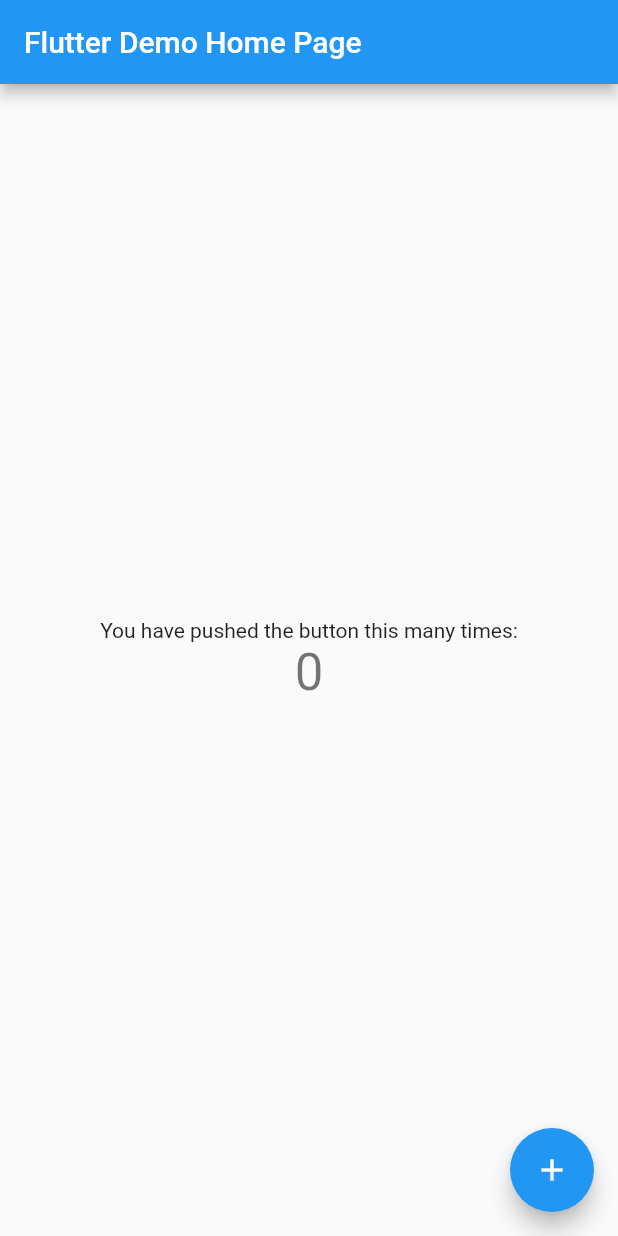
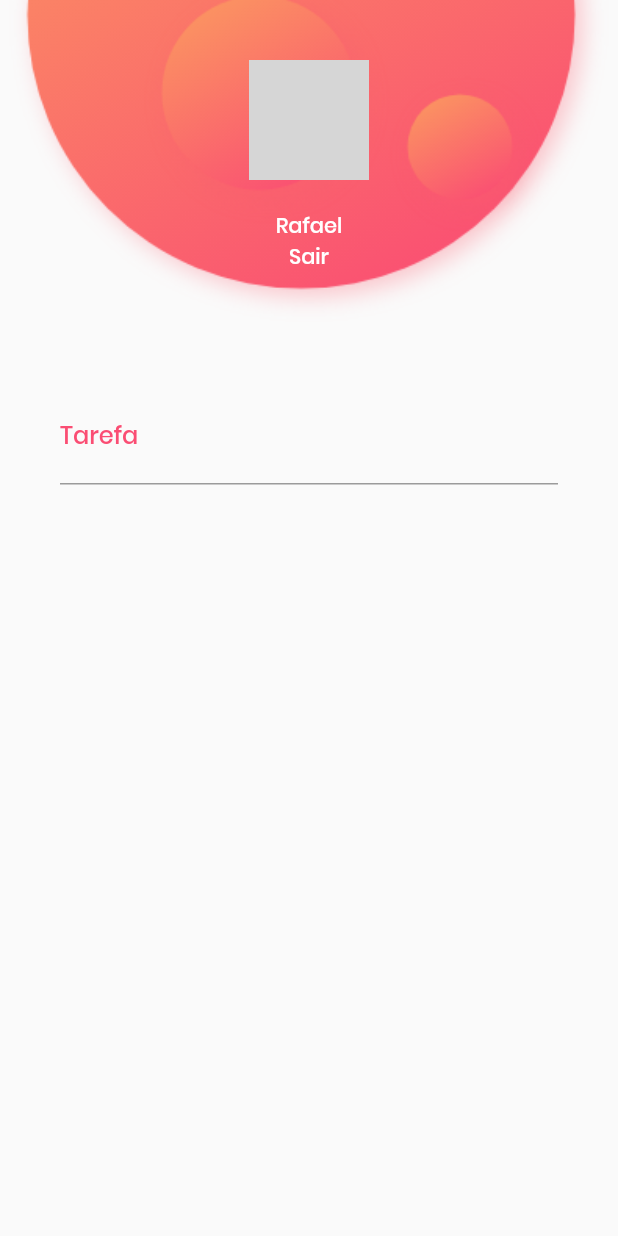
Before and after one commit to emiliosds/7198, a Flutter app: the screen it shows after launch, on a phone screen of 412 x 824 dp. Run offline on Flutter 3.47's test engine with Material 2 defaults, Android fonts, the phone set to English and light mode, and no system bars; network calls fail; grey boxes are pictures that could not be loaded.

Commit message:
Implementação das views login, home e create todo

```diff
--- /dev/null
+++ b/lib/components/avatar.widget.dart
@@ -0,0 +1,31 @@
+import 'package:flutter/material.dart';
+
+class TDAvatar extends StatelessWidget {
+  final String path;
+  final double width;
+
+  TDAvatar({
+    @required this.path,
+    @required this.width,
+  });
+
+  @override
+  Widget build(BuildContext context) {
+    return Container(
+      width: width,
+      height: width,
+      padding: EdgeInsets.all(20),
+      decoration: BoxDecoration(
+        borderRadius: BorderRadius.circular(width),
+        image: DecorationImage(
+          image: NetworkImage(path),
+        ),
+        color: Colors.black.withOpacity(0.2),
+        border: Border.all(
+          width: 5,
+          color: Colors.white.withOpacity(0.5),
+        ),
+      ),
+    );
+  }
+}
--- a/lib/main.dart
+++ b/lib/main.dart
@@ -1,117 +1,18 @@
 import 'package:flutter/material.dart';
+import 'package:todos/themes/app.theme.dart';
+import 'package:todos/views/create-todo.view.dart';
 
-void main() {
-  runApp(MyApp());
-}
+void main() => runApp(MyApp());
 
 class MyApp extends StatelessWidget {
   // This widget is the root of your application.
   @override
   Widget build(BuildContext context) {
     return MaterialApp(
-      title: 'Flutter Demo',
-      theme: ThemeData(
-        // This is the theme of your application.
-        //
-        // Try running your application with "flutter run". You'll see the
-        // application has a blue toolbar. Then, without quitting the app, try
-        // changing the primarySwatch below to Colors.green and then invoke
-        // "hot reload" (press "r" in the console where you ran "flutter run",
-        // or simply save your changes to "hot reload" in a Flutter IDE).
-        // Notice that the counter didn't reset back to zero; the application
-        // is not restarted.
-        primarySwatch: Colors.blue,
-        // This makes the visual density adapt to the platform that you run
-        // the app on. For desktop platforms, the controls will be smaller and
-        // closer together (more dense) than on mobile platforms.
-        visualDensity: VisualDensity.adaptivePlatformDensity,
-      ),
-      home: MyHomePage(title: 'Flutter Demo Home Page'),
+      debugShowCheckedModeBanner: false,
+      title: 'Todos',
+      theme: appTheme(),
+      home: CreateTodoView(),
     );
   }
 }
-
-class MyHomePage extends StatefulWidget {
-  MyHomePage({Key key, this.title}) : super(key: key);
-
-  // This widget is the home page of your application. It is stateful, meaning
-  // that it has a State object (defined below) that contains fields that affect
-  // how it looks.
-
-  // This class is the configuration for the state. It holds the values (in this
-  // case the title) provided by the parent (in this case the App widget) and
-  // used by the build method of the State. Fields in a Widget subclass are
-  // always marked "final".
-
-  final String title;
-
-  @override
-  _MyHomePageState createState() => _MyHomePageState();
-}
-
-class _MyHomePageState extends State<MyHomePage> {
-  int _counter = 0;
-
-  void _incrementCounter() {
-    setState(() {
-      // This call to setState tells the Flutter framework that something has
-      // changed in this State, which causes it to rerun the build method below
-      // so that the display can reflect the updated values. If we changed
-      // _counter without calling setState(), then the build method would not be
-      // called again, and so nothing would appear to happen.
-      _counter++;
-    });
-  }
-
-  @override
-  Widget build(BuildContext context) {
-    // This method is rerun every time setState is called, for instance as done
-    // by the _incrementCounter method above.
-    //
-    // The Flutter framework has been optimized to make rerunning build methods
-    // fast, so that you can just rebuild anything that needs updating rather
-    // than having to individually change instances of widgets.
-    return Scaffold(
-      appBar: AppBar(
-        // Here we take the value from the MyHomePage object that was created by
-        // the App.build method, and use it to set our appbar title.
-        title: Text(widget.title),
-      ),
-      body: Center(
-        // Center is a layout widget. It takes a single child and positions it
-        // in the middle of the parent.
-        child: Column(
-          // Column is also a layout widget. It takes a list of children and
-          // arranges them vertically. By default, it sizes itself to fit its
-          // children horizontally, and tries to be as tall as its parent.
-          //
-          // Invoke "debug painting" (press "p" in the console, choose the
-          // "Toggle Debug Paint" action from the Flutter Inspector in Android
-          // Studio, or the "Toggle Debug Paint" command in Visual Studio Code)
-          // to see the wireframe for each widget.
-          //
-          // Column has various properties to control how it sizes itself and
-          // how it positions its children. Here we use mainAxisAlignment to
-          // center the children vertically; the main axis here is the vertical
-          // axis because Columns are vertical (the cross axis would be
-          // horizontal).
-          mainAxisAlignment: MainAxisAlignment.center,
-          children: <Widget>[
-            Text(
-              'You have pushed the button this many times:',
-            ),
-            Text(
-              '$_counter',
-              style: Theme.of(context).textTheme.headline4,
-            ),
-          ],
-        ),
-      ),
-      floatingActionButton: FloatingActionButton(
-        onPressed: _incrementCounter,
-        tooltip: 'Increment',
-        child: Icon(Icons.add),
-      ), // This trailing comma makes auto-formatting nicer for build methods.
-    );
-  }
-}
--- /dev/null
+++ b/lib/themes/app.theme.dart
@@ -0,0 +1,57 @@
+import 'package:flutter/material.dart';
+
+const brightness = Brightness.light;
+const primaryColor = const Color(0xFFfa4d73);
+const accentColor = const Color(0xFF000000);
+
+ThemeData appTheme() {
+  return ThemeData(
+    brightness: brightness,
+    textTheme: new TextTheme(
+      bodyText2: new TextStyle(
+        fontFamily: "Poppins",
+      ),
+      bodyText1: TextStyle(
+        fontFamily: "Poppins",
+      ),
+      button: TextStyle(
+        fontFamily: "Poppins",
+      ),
+      caption: TextStyle(
+        fontFamily: "Poppins",
+      ),
+      headline4: TextStyle(
+        fontFamily: "Poppins",
+      ),
+      headline3: TextStyle(
+        fontFamily: "Poppins",
+      ),
+      headline2: TextStyle(
+        fontFamily: "Poppins",
+      ),
+      headline1: TextStyle(
+        fontFamily: "Poppins",
+      ),
+      headline5: TextStyle(
+        fontFamily: "Poppins",
+      ),
+      overline: TextStyle(
+        fontFamily: "Poppins",
+      ),
+      subtitle1: TextStyle(
+        fontFamily: "Poppins",
+      ),
+      subtitle2: TextStyle(
+        fontFamily: "Poppins",
+      ),
+      headline6: TextStyle(
+        fontFamily: "Poppins",
+      ),
+    ),
+    primaryColor: primaryColor,
+    accentColor: accentColor,
+    scaffoldBackgroundColor: Color(0xFFFAFAFA),
+    splashColor: Colors.transparent,
+    highlightColor: Colors.transparent,
+  );
+}
--- /dev/null
+++ b/lib/views/create-todo.view.dart
@@ -0,0 +1,37 @@
+import 'package:flutter/material.dart';
+import 'package:todos/widgets/user-card.widget.dart';
+
+class CreateTodoView extends StatelessWidget {
+  @override
+  Widget build(BuildContext context) {
+    return Scaffold(
+      body: SingleChildScrollView(
+        child: Column(
+          children: <Widget>[
+            UserCard(),
+            Padding(
+              padding: EdgeInsets.all(40),
+              child: Form(
+                child: Column(
+                  children: <Widget>[
+                    TextFormField(
+                      keyboardType: TextInputType.text,
+                      decoration: InputDecoration(
+                        labelText: "Tarefa",
+                        labelStyle: TextStyle(
+                          color: Theme.of(context).primaryColor,
+                          fontWeight: FontWeight.w400,
+                          fontSize: 16,
+                        ),
+                      ),
+                    )
+                  ],
+                ),
+              ),
+            )
+          ],
+        ),
+      ),
+    );
+  }
+}
--- /dev/null
+++ b/lib/widgets/user-card.widget.dart
@@ -0,0 +1,53 @@
+import 'package:flutter/material.dart';
+import 'package:todos/components/avatar.widget.dart';
+
+class UserCard extends StatelessWidget {
+  @override
+  Widget build(BuildContext context) {
+    return Container(
+      padding: EdgeInsets.only(
+        top: 40,
+      ),
+      decoration: BoxDecoration(
+          image: DecorationImage(
+        image: new ExactAssetImage("assets/images/notification.png"),
+        fit: BoxFit.cover,
+        alignment: Alignment.bottomCenter,
+      )),
+      width: double.infinity,
+      alignment: Alignment.center,
+      child: Column(
+        children: <Widget>[
+          TDAvatar(
+            width: 80,
+            path: "https://placehold.it/80",
+          ),
+          SizedBox(
+            height: 20,
+          ),
+          Text(
+            "Rafael",
+            style: TextStyle(
+              color: Colors.white,
+            ),
+          ),
+          Container(
+            height: 20,
+            child: FlatButton(
+              child: Text(
+                "Sair",
+                style: TextStyle(
+                  color: Colors.white,
+                ),
+              ),
+              onPressed: () {},
+            ),
+          ),
+          SizedBox(
+            height: 40,
+          ),
+        ],
+      ),
+    );
+  }
+}
```
Also changed, not shown: lib/components/button.widget.dart (added, +49 -0 lines), lib/views/home.view.dart (added, +35 -0 lines), lib/views/login.view.dart (added, +45 -0 lines), lib/widgets/navbar.widget.dart (added, +48 -0 lines), lib/widgets/todo-list.widget.dart (added, +38 -0 lines), pubspec.yaml (+7 -2 lines).
